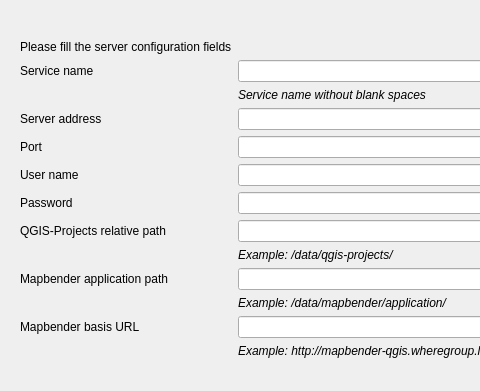
Old version of the form mapbender_plugin/dialogs/ui/add_server_section_dialog.ui in the repository WhereGroup/QGIS2Mapbender; both pictures show x 0 to 480 and y 0 to 391 of the 870 by 654 pixel window.
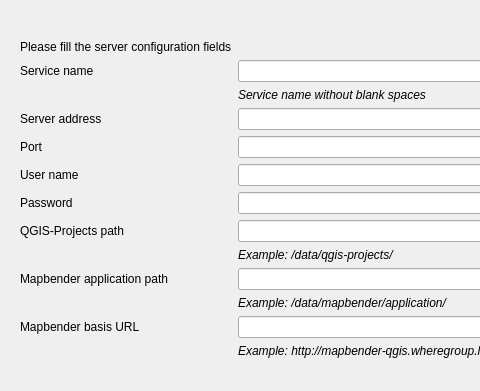
New version of the form. Icons and pictures are not drawn.

```diff
--- a/mapbender_plugin/dialogs/ui/add_server_section_dialog.ui
+++ b/mapbender_plugin/dialogs/ui/add_server_section_dialog.ui
@@ -117,7 +117,7 @@
         <item row="7" column="0">
          <widget class="QLabel" name="newQgisProjectPathLabel">
           <property name="text">
-           <string>QGIS-Projects relative path</string>
+           <string>QGIS-Projects path</string>
           </property>
          </widget>
         </item>
```
